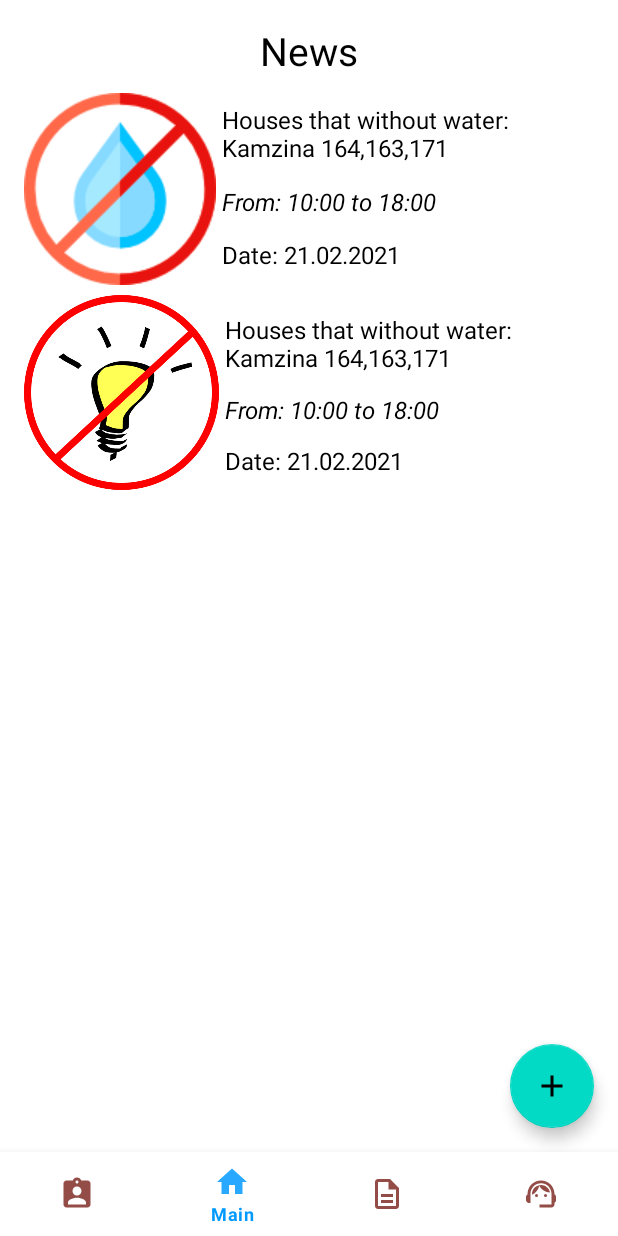
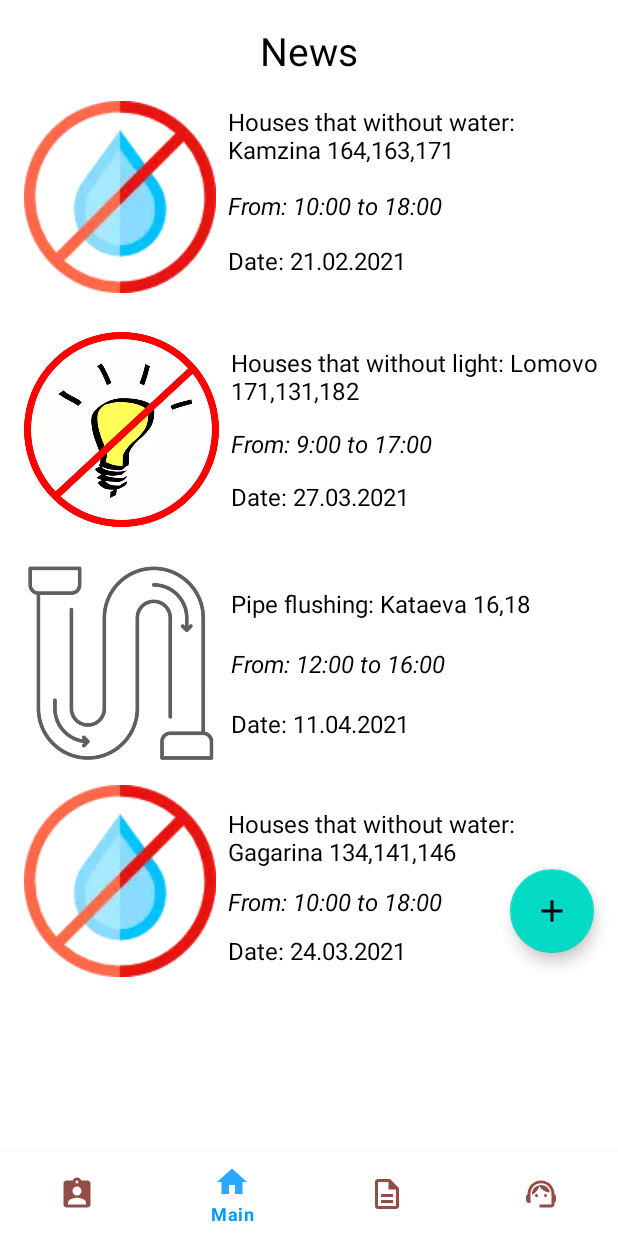
Before and after one commit to bakhus99/TechApp, an Android app: the MainFragment screen opened directly, with no data from a screen before it, on a phone screen of 412 x 824 dp. Run offline under Robolectric (Android 15) with nearby library versions, the phone set to English and light mode, and no system bars; our stand-ins replace Firebase (no records; nobody signed in at launch, a user with empty details on screens opened directly), navigation-ui; libraries missing offline, so code that uses them is left out: com.xwray.groupie.

Commit message:
editing mainfragment2

```diff
--- a/app/src/main/java/com/student/techapp/ui/ApplicationFragment.kt
+++ b/app/src/main/java/com/student/techapp/ui/ApplicationFragment.kt
@@ -4,6 +4,7 @@ import android.os.Bundle
 import android.view.View
 import androidx.fragment.app.Fragment
 import androidx.navigation.fragment.findNavController
+import androidx.recyclerview.widget.DividerItemDecoration
 import com.google.firebase.database.DataSnapshot
 import com.google.firebase.database.DatabaseError
 import com.google.firebase.database.FirebaseDatabase
@@ -19,12 +20,18 @@ import com.xwray.groupie.GroupieViewHolder
 class ApplicationFragment : Fragment(R.layout.fragment_application) {
 
     private lateinit var binding: FragmentApplicationBinding
+    private val adapter = GroupAdapter<GroupieViewHolder>()
 
     override fun onViewCreated(view: View, savedInstanceState: Bundle?) {
         super.onViewCreated(view, savedInstanceState)
         binding = FragmentApplicationBinding.bind(view)
-
-
+        binding.rvApplications.adapter = adapter
+        binding.rvApplications.addItemDecoration(
+            DividerItemDecoration(
+                requireContext(),
+                DividerItemDecoration.VERTICAL
+            )
+        )
 
         fetchApplications()
 
@@ -39,7 +46,7 @@ class ApplicationFragment : Fragment(R.layout.fragment_application) {
         val ref = FirebaseDatabase.getInstance().getReference("/requests")
         ref.addListenerForSingleValueEvent(object : ValueEventListener {
             override fun onDataChange(snapshot: DataSnapshot) {
-                val adapter = GroupAdapter<GroupieViewHolder>()
+
                 snapshot.children.forEach {
                     val applicationFromUser = it.getValue(Request::class.java)
                     if (applicationFromUser != null) {
--- a/app/src/main/res/layout/fragment_main.xml
+++ b/app/src/main/res/layout/fragment_main.xml
@@ -1,11 +1,15 @@
 <?xml version="1.0" encoding="utf-8"?>
-<androidx.constraintlayout.widget.ConstraintLayout xmlns:android="http://schemas.android.com/apk/res/android"
+
+<ScrollView xmlns:android="http://schemas.android.com/apk/res/android"
     xmlns:app="http://schemas.android.com/apk/res-auto"
     xmlns:tools="http://schemas.android.com/tools"
     android:layout_width="match_parent"
     android:layout_height="match_parent"
     tools:context=".ui.MainFragment">
 
+    <androidx.constraintlayout.widget.ConstraintLayout
+        android:layout_width="match_parent"
+        android:layout_height="wrap_content">
 
         <TextView
             android:id="@+id/tvNews"
@@ -24,9 +28,8 @@
             android:layout_width="wrap_content"
             android:layout_height="wrap_content"
             android:layout_marginStart="16dp"
-        android:layout_marginTop="8dp"
+            android:layout_marginTop="16dp"
             android:src="@drawable/no_water"
-        app:layout_constraintBottom_toTopOf="@id/guideline12"
             app:layout_constraintStart_toStartOf="parent"
             app:layout_constraintTop_toBottomOf="@id/tvNews" />
 
@@ -34,7 +37,7 @@
             android:id="@+id/tvHouses"
             android:layout_width="0dp"
             android:layout_height="wrap_content"
-        android:layout_marginStart="4dp"
+            android:layout_marginStart="8dp"
             android:layout_marginTop="8dp"
             android:layout_marginEnd="8dp"
             android:text="Houses that without water: Kamzina 164,163,171"
@@ -49,7 +52,7 @@
             android:id="@+id/tvTime"
             android:layout_width="wrap_content"
             android:layout_height="wrap_content"
-        android:layout_marginStart="4dp"
+            android:layout_marginStart="8dp"
             android:layout_marginTop="4dp"
             android:text="From: 10:00 to 18:00"
             android:textColor="@color/black"
@@ -65,7 +68,7 @@
             android:id="@+id/tvDate"
             android:layout_width="wrap_content"
             android:layout_height="wrap_content"
-        android:layout_marginStart="4dp"
+            android:layout_marginStart="8dp"
             android:layout_marginTop="4dp"
             android:text="Date: 21.02.2021"
             android:textColor="@color/black"
@@ -89,46 +92,38 @@
             app:layout_constraintBottom_toBottomOf="parent"
             app:layout_constraintEnd_toEndOf="parent" />
 
-    <androidx.constraintlayout.widget.Guideline
-        android:id="@+id/guideline12"
-        android:layout_width="wrap_content"
-        android:layout_height="wrap_content"
-        android:orientation="horizontal"
-        app:layout_constraintGuide_percent="0.25" />
 
         <ImageView
             android:id="@+id/light_news"
             android:layout_width="130dp"
             android:layout_height="130dp"
             android:layout_marginStart="16dp"
-        android:layout_marginTop="8dp"
+            android:layout_marginTop="26sp"
             android:src="@drawable/no_light"
             app:layout_constraintStart_toStartOf="parent"
-        app:layout_constraintBottom_toTopOf="@id/guideline13"
-        app:layout_constraintTop_toBottomOf="@id/guideline12" />
+            app:layout_constraintTop_toBottomOf="@+id/water_news" />
 
         <TextView
             android:id="@+id/tvLightHouses"
             android:layout_width="0dp"
             android:layout_height="wrap_content"
-        android:layout_marginStart="4dp"
-        android:layout_marginTop="8dp"
+            android:layout_marginStart="8dp"
             android:layout_marginEnd="8dp"
-        android:text="Houses that without water: Kamzina 164,163,171"
+            android:text="Houses that without light: Lomovo 171,131,182"
             android:textColor="@color/black"
             android:textSize="16sp"
             app:layout_constraintBottom_toTopOf="@id/tvLightTime"
             app:layout_constraintEnd_toEndOf="parent"
             app:layout_constraintStart_toEndOf="@id/light_news"
-        app:layout_constraintTop_toBottomOf="@id/guideline12" />
+            app:layout_constraintTop_toTopOf="@id/light_news" />
 
         <TextView
             android:id="@+id/tvLightTime"
             android:layout_width="wrap_content"
             android:layout_height="wrap_content"
-        android:layout_marginStart="4dp"
+            android:layout_marginStart="8dp"
             android:layout_marginTop="4dp"
-        android:text="From: 10:00 to 18:00"
+            android:text="From: 9:00 to 17:00"
             android:textColor="@color/black"
             android:textSize="16sp"
             android:textStyle="italic"
@@ -142,9 +137,9 @@
             android:id="@+id/tvLightDate"
             android:layout_width="wrap_content"
             android:layout_height="wrap_content"
-        android:layout_marginStart="4dp"
+            android:layout_marginStart="8dp"
             android:layout_marginTop="4dp"
-        android:text="Date: 21.02.2021"
+            android:text="Date: 27.03.2021"
             android:textColor="@color/black"
             android:textSize="16sp"
             app:layout_constraintBottom_toBottomOf="@id/light_news"
@@ -153,11 +148,116 @@
             app:layout_constraintStart_toEndOf="@id/light_news"
             app:layout_constraintTop_toBottomOf="@id/tvLightTime" />
 
-    <androidx.constraintlayout.widget.Guideline
-        android:id="@+id/guideline13"
+        <ImageView
+            android:id="@+id/pipe_news"
+            android:layout_width="130dp"
+            android:layout_height="130dp"
+            android:layout_marginStart="16dp"
+            android:layout_marginTop="26sp"
+            android:src="@drawable/pipe_with_flow_icon"
+            app:layout_constraintStart_toStartOf="parent"
+            app:layout_constraintTop_toBottomOf="@+id/light_news" />
+
+        <TextView
+            android:id="@+id/tvPipeHouses"
+            android:layout_width="0dp"
+            android:layout_height="wrap_content"
+            android:layout_marginStart="8dp"
+            android:layout_marginEnd="8dp"
+            android:text="Pipe flushing: Kataeva 16,18"
+            android:textColor="@color/black"
+            android:textSize="16sp"
+            app:layout_constraintBottom_toTopOf="@id/tvPipeTime"
+            app:layout_constraintEnd_toEndOf="parent"
+            app:layout_constraintStart_toEndOf="@id/pipe_news"
+            app:layout_constraintTop_toTopOf="@id/pipe_news" />
+
+        <TextView
+            android:id="@+id/tvPipeTime"
             android:layout_width="wrap_content"
             android:layout_height="wrap_content"
-        android:orientation="horizontal"
-        app:layout_constraintGuide_percent="0.42" />
+            android:layout_marginStart="8dp"
+            android:layout_marginTop="4dp"
+            android:text="From: 12:00 to 16:00"
+            android:textColor="@color/black"
+            android:textSize="16sp"
+            android:textStyle="italic"
+            app:layout_constraintBottom_toTopOf="@id/tvLPipeDate"
+            app:layout_constraintEnd_toEndOf="parent"
+            app:layout_constraintHorizontal_bias="0"
+            app:layout_constraintStart_toEndOf="@id/pipe_news"
+            app:layout_constraintTop_toBottomOf="@id/tvPipeHouses" />
+
+        <TextView
+            android:id="@+id/tvLPipeDate"
+            android:layout_width="wrap_content"
+            android:layout_height="wrap_content"
+            android:layout_marginStart="8dp"
+            android:layout_marginTop="4dp"
+            android:text="Date: 11.04.2021"
+            android:textColor="@color/black"
+            android:textSize="16sp"
+            app:layout_constraintBottom_toBottomOf="@id/pipe_news"
+            app:layout_constraintEnd_toEndOf="parent"
+            app:layout_constraintHorizontal_bias="0"
+            app:layout_constraintStart_toEndOf="@id/pipe_news"
+            app:layout_constraintTop_toBottomOf="@id/tvPipeTime" />
+
+        <ImageView
+            android:id="@+id/water_news2"
+            android:layout_width="wrap_content"
+            android:layout_height="wrap_content"
+            android:layout_marginStart="16dp"
+            android:layout_marginTop="16dp"
+            android:src="@drawable/no_water"
+            app:layout_constraintStart_toStartOf="parent"
+            app:layout_constraintTop_toBottomOf="@id/pipe_news" />
+
+        <TextView
+            android:id="@+id/tvHouses2"
+            android:layout_width="0dp"
+            android:layout_height="wrap_content"
+            android:layout_marginStart="8dp"
+            android:layout_marginTop="8dp"
+            android:layout_marginEnd="8dp"
+            android:text="Houses that without water: Gagarina 134,141,146"
+            android:textColor="@color/black"
+            android:textSize="16sp"
+            app:layout_constraintBottom_toTopOf="@id/tvTime2"
+            app:layout_constraintEnd_toEndOf="parent"
+            app:layout_constraintStart_toEndOf="@id/water_news2"
+            app:layout_constraintTop_toTopOf="@id/water_news2" />
+
+        <TextView
+            android:id="@+id/tvTime2"
+            android:layout_width="wrap_content"
+            android:layout_height="wrap_content"
+            android:layout_marginStart="8dp"
+            android:layout_marginTop="4dp"
+            android:text="From: 10:00 to 18:00"
+            android:textColor="@color/black"
+            android:textSize="16sp"
+            android:textStyle="italic"
+            app:layout_constraintBottom_toTopOf="@id/tvDate2"
+            app:layout_constraintEnd_toEndOf="parent"
+            app:layout_constraintHorizontal_bias="0"
+            app:layout_constraintStart_toEndOf="@id/water_news2"
+            app:layout_constraintTop_toBottomOf="@id/tvHouses2" />
+
+        <TextView
+            android:id="@+id/tvDate2"
+            android:layout_width="wrap_content"
+            android:layout_height="wrap_content"
+            android:layout_marginStart="8dp"
+            android:layout_marginTop="4dp"
+            android:text="Date: 24.03.2021"
+            android:textColor="@color/black"
+            android:textSize="16sp"
+            app:layout_constraintBottom_toBottomOf="@+id/water_news2"
+            app:layout_constraintEnd_toEndOf="parent"
+            app:layout_constraintHorizontal_bias="0"
+            app:layout_constraintStart_toEndOf="@id/water_news2"
+            app:layout_constraintTop_toBottomOf="@id/tvTime2" />
 
     </androidx.constraintlayout.widget.ConstraintLayout>
+</ScrollView>
--- a/app/src/main/res/layout/request_item.xml
+++ b/app/src/main/res/layout/request_item.xml
@@ -90,7 +90,10 @@
         android:numStars="5"
         android:rating="3.5"
         android:stepSize="0.5"
+        android:layout_marginBottom="8dp"
         app:layout_constraintStart_toStartOf="parent"
-        app:layout_constraintTop_toBottomOf="@id/tvProblem" />
+        app:layout_constraintTop_toBottomOf="@id/tvProblem"
+
+        app:layout_constraintBottom_toBottomOf="parent"/>
 
 </androidx.constraintlayout.widget.ConstraintLayout>
```
Also changed, not shown: app/src/main/res/drawable/empty_avatar.png (deleted), app/src/main/res/drawable/empty_avatar.webp (added), app/src/main/res/drawable/no_light.png (deleted), app/src/main/res/drawable/no_light.webp (added), app/src/main/res/drawable/no_water.png (deleted), app/src/main/res/drawable/no_water.webp (added), app/src/main/res/drawable/pipe_with_flow_icon.webp (added), app/src/main/res/drawable/tech_support_header.jpg (deleted), app/src/main/res/drawable/tech_support_header.webp (added). Lines whose indentation alone changed are shown as unchanged.
